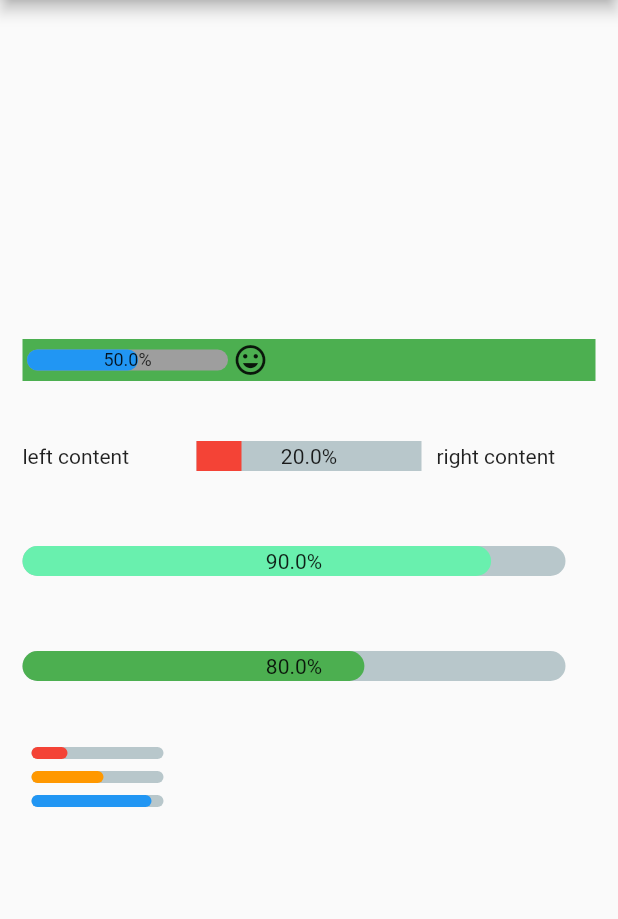
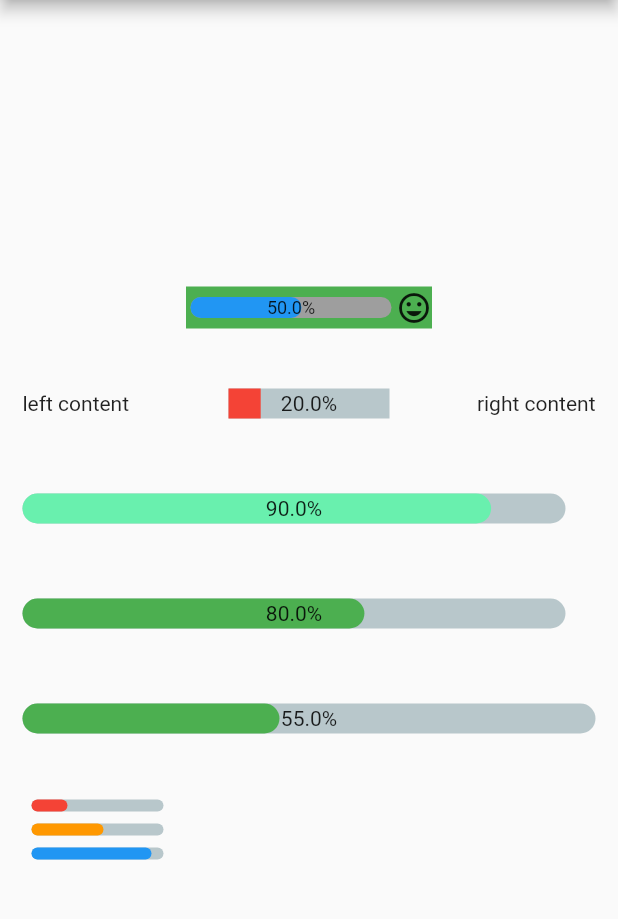
Before and after one commit to diegoveloper/flutter_percent_indicator, a Flutter app: the SampleLinearPage screen opened directly, on a phone screen of 412 x 824 dp, the part 84-1003 px from its top. Run offline on Flutter 3.47's test engine with Material 2 defaults, Android fonts, the phone set to English and light mode, and no system bars.

Commit message:
width is optional for LinearPercentIndicator

```diff
--- a/example/lib/sample_linear_page.dart
+++ b/example/lib/sample_linear_page.dart
@@ -10,23 +10,25 @@ class _SampleLinearPageState extends State<SampleLinearPage> {
   @override
   Widget build(BuildContext context) {
     return Scaffold(
-      appBar: new AppBar(
-        title: new Text("Linear Percent Indicators"),
+      appBar: AppBar(
+        title: Text("Linear Percent Indicators"),
       ),
       body: Center(
+        child: SingleChildScrollView(
           child: Column(
             mainAxisAlignment: MainAxisAlignment.center,
             children: <Widget>[
               Padding(
                 padding: EdgeInsets.all(15.0),
-              child: new LinearPercentIndicator(
+                child: FittedBox(
+                  child: LinearPercentIndicator(
                     width: 140.0,
                     fillColor: Colors.green,
                     lineHeight: 14.0,
                     percent: 0.5,
                     center: Text(
                       "50.0%",
-                  style: new TextStyle(fontSize: 12.0),
+                      style: TextStyle(fontSize: 12.0),
                     ),
                     trailing: Icon(Icons.mood),
                     linearStrokeCap: LinearStrokeCap.roundAll,
@@ -34,15 +36,21 @@ class _SampleLinearPageState extends State<SampleLinearPage> {
                     progressColor: Colors.blue,
                   ),
                 ),
+              ),
               Padding(
                 padding: EdgeInsets.all(15.0),
-              child: new LinearPercentIndicator(
-                width: 170.0,
+                child: LinearPercentIndicator(
                   animation: true,
                   animationDuration: 500,
                   lineHeight: 20.0,
-                leading: Expanded(child: Text("left content")),
-                trailing: Expanded(child: Text("right content")),
+                  leading: Expanded(
+                    child: Text("left content"),
+                  ),
+                  trailing: Expanded(
+                      child: Text(
+                    "right content",
+                    textAlign: TextAlign.end,
+                  )),
                   percent: 0.2,
                   center: Text("20.0%"),
                   linearStrokeCap: LinearStrokeCap.butt,
@@ -51,7 +59,7 @@ class _SampleLinearPageState extends State<SampleLinearPage> {
               ),
               Padding(
                 padding: EdgeInsets.all(15.0),
-              child: new LinearPercentIndicator(
+                child: LinearPercentIndicator(
                   width: MediaQuery.of(context).size.width - 50,
                   animation: true,
                   lineHeight: 20.0,
@@ -65,7 +73,7 @@ class _SampleLinearPageState extends State<SampleLinearPage> {
               ),
               Padding(
                 padding: EdgeInsets.all(15.0),
-              child: new LinearPercentIndicator(
+                child: LinearPercentIndicator(
                   width: MediaQuery.of(context).size.width - 50,
                   animation: true,
                   lineHeight: 20.0,
@@ -78,21 +86,33 @@ class _SampleLinearPageState extends State<SampleLinearPage> {
               ),
               Padding(
                 padding: EdgeInsets.all(15.0),
+                child: LinearPercentIndicator(
+                  animation: true,
+                  lineHeight: 20.0,
+                  animationDuration: 2500,
+                  percent: 0.55,
+                  center: Text("55.0%"),
+                  linearStrokeCap: LinearStrokeCap.roundAll,
+                  progressColor: Colors.green,
+                ),
+              ),
+              Padding(
+                padding: EdgeInsets.all(15.0),
                 child: Column(
                   children: <Widget>[
-                  new LinearPercentIndicator(
+                    LinearPercentIndicator(
                       width: 100.0,
                       lineHeight: 8.0,
                       percent: 0.2,
                       progressColor: Colors.red,
                     ),
-                  new LinearPercentIndicator(
+                    LinearPercentIndicator(
                       width: 100.0,
                       lineHeight: 8.0,
                       percent: 0.5,
                       progressColor: Colors.orange,
                     ),
-                  new LinearPercentIndicator(
+                    LinearPercentIndicator(
                       width: 100.0,
                       lineHeight: 8.0,
                       percent: 0.9,
@@ -104,6 +124,7 @@ class _SampleLinearPageState extends State<SampleLinearPage> {
             ],
           ),
         ),
+      ),
     );
   }
 }
--- a/pubspec.yaml
+++ b/pubspec.yaml
@@ -1,6 +1,6 @@
 name: percent_indicator
 description: Library that allows you to display progress widgets based on percentage, can be Circular or Linear, you can also customize it to your needs.
-version: 1.0.15
+version: 1.0.16
 author: Diego Velásquez <diegoveloper@gmail.com>
 homepage: https://github.com/diegoveloper/flutter_percent_indicator/
 
```
Also changed, not shown: example/pubspec.lock, pubspec.lock, 2 other files. Lines whose indentation alone changed are shown as unchanged.
